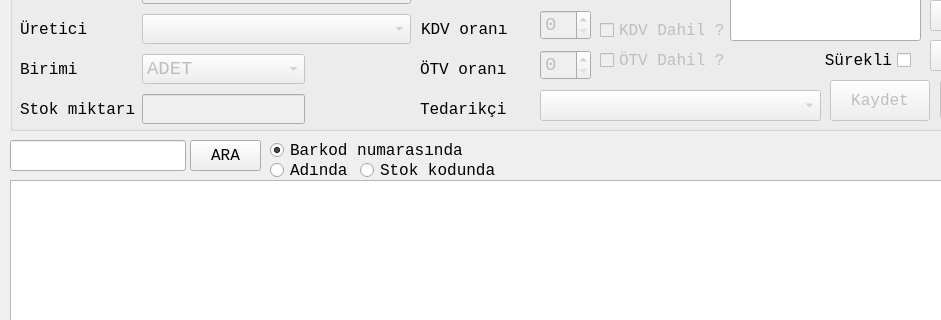
The window that stokfrom.ui (mamoo81/bhss) describes before a commit, drawn with Qt 5; both pictures show x 0 to 941 and y 140 to 460 of the 1350 by 700 pixel window.
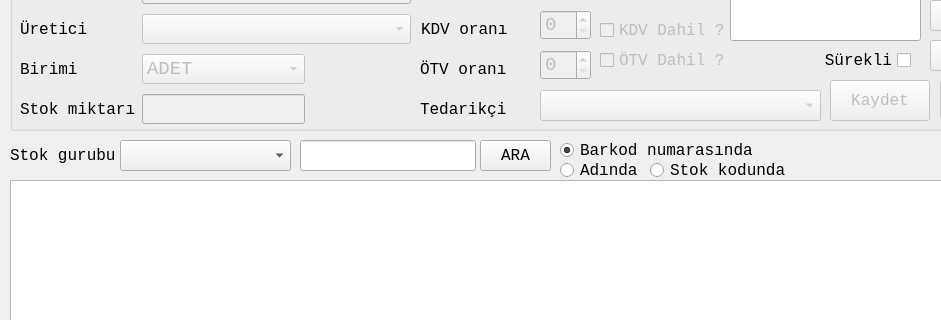
The same window after the commit. Icons and pictures are not drawn.

Commit message: stok gurubuna göre listeleme ve barkod oluşturma fix.

Diff of the .ui file:
```diff
--- a/stokfrom.ui
+++ b/stokfrom.ui
@@ -38,7 +38,7 @@
   <widget class="QLineEdit" name="AraLineEdit">
    <property name="geometry">
     <rect>
-     <x>10</x>
+     <x>300</x>
      <y>280</y>
      <width>176</width>
      <height>31</height>
@@ -769,7 +769,7 @@
   <widget class="QRadioButton" name="barkodRadioButton">
    <property name="geometry">
     <rect>
-     <x>270</x>
+     <x>560</x>
      <y>280</y>
      <width>199</width>
      <height>21</height>
@@ -785,7 +785,7 @@
   <widget class="QRadioButton" name="adRadioButton">
    <property name="geometry">
     <rect>
-     <x>270</x>
+     <x>560</x>
      <y>300</y>
      <width>99</width>
      <height>21</height>
@@ -801,7 +801,7 @@
   <widget class="QToolButton" name="araBtn">
    <property name="geometry">
     <rect>
-     <x>190</x>
+     <x>480</x>
      <y>280</y>
      <width>71</width>
      <height>31</height>
@@ -827,7 +827,7 @@
   <widget class="QRadioButton" name="kodRadioButton">
    <property name="geometry">
     <rect>
-     <x>360</x>
+     <x>650</x>
      <y>300</y>
      <width>141</width>
      <height>21</height>
@@ -1095,6 +1095,29 @@
     <enum>Qt::ToolButtonTextBesideIcon</enum>
    </property>
   </widget>
+  <widget class="QComboBox" name="grupFiltrecomboBox">
+   <property name="geometry">
+    <rect>
+     <x>120</x>
+     <y>280</y>
+     <width>171</width>
+     <height>31</height>
+    </rect>
+   </property>
+  </widget>
+  <widget class="QLabel" name="label_2">
+   <property name="geometry">
+    <rect>
+     <x>10</x>
+     <y>280</y>
+     <width>111</width>
+     <height>31</height>
+    </rect>
+   </property>
+   <property name="text">
+    <string>Stok gurubu</string>
+   </property>
+  </widget>
  </widget>
  <tabstops>
   <tabstop>AraLineEdit</tabstop>
```
The commit also changes 16 other files.
